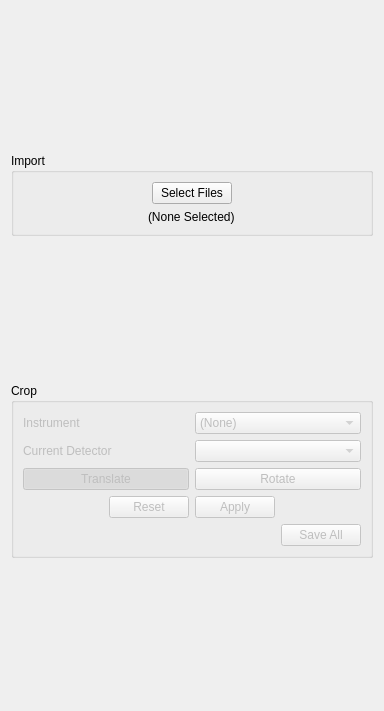
The window that hexrd/ui/resources/ui/import_data_panel.ui (HEXRD/hexrdgui) describes before a commit, drawn with Qt 5.
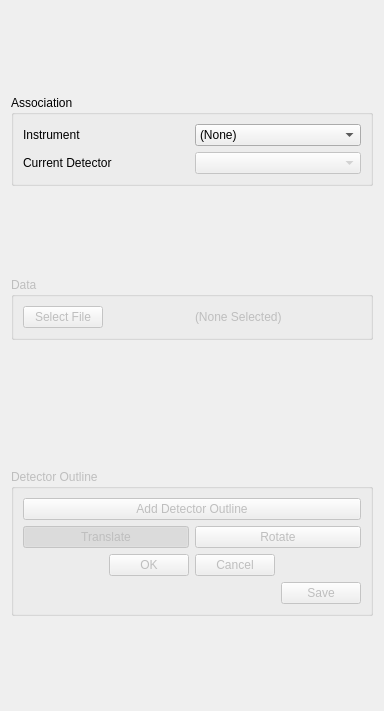
The same window after the commit.

Commit message:
Re-order the way images are loaded
Update the ui and organization of the code to reflect the path of options for
loading images: set instrument, set detector, load image, apply detector outline,
position outline, complete masking and cropping of raw image.

What changed in the file:
```diff
--- a/hexrd/ui/resources/ui/import_data_panel.ui
+++ b/hexrd/ui/resources/ui/import_data_panel.ui
@@ -30,84 +30,15 @@
    <item>
     <widget class="QGroupBox" name="import_group">
      <property name="title">
-      <string>Import</string>
+      <string>Association</string>
      </property>
-     <layout class="QVBoxLayout" name="verticalLayout_2">
-      <item>
-       <layout class="QHBoxLayout" name="horizontalLayout_6">
-        <item>
-         <spacer name="horizontalSpacer_5">
-          <property name="orientation">
-           <enum>Qt::Horizontal</enum>
-          </property>
-          <property name="sizeHint" stdset="0">
-           <size>
-            <width>40</width>
-            <height>20</height>
-           </size>
-          </property>
-         </spacer>
-        </item>
-        <item>
-         <widget class="QPushButton" name="load">
-          <property name="text">
-           <string>Select Files</string>
-          </property>
-         </widget>
-        </item>
-        <item>
-         <spacer name="horizontalSpacer_6">
-          <property name="orientation">
-           <enum>Qt::Horizontal</enum>
-          </property>
-          <property name="sizeHint" stdset="0">
-           <size>
-            <width>40</width>
-            <height>20</height>
-           </size>
-          </property>
-         </spacer>
-        </item>
-       </layout>
-      </item>
-      <item alignment="Qt::AlignHCenter">
-       <widget class="QLabel" name="files_label">
-        <property name="text">
-         <string>(None Selected)</string>
-        </property>
-        <property name="wordWrap">
-         <bool>true</bool>
-        </property>
-       </widget>
-      </item>
-     </layout>
-    </widget>
-   </item>
-   <item>
-    <spacer name="verticalSpacer">
-     <property name="orientation">
-      <enum>Qt::Vertical</enum>
-     </property>
-     <property name="sizeHint" stdset="0">
-      <size>
-       <width>20</width>
-       <height>123</height>
-      </size>
-     </property>
-    </spacer>
-   </item>
-   <item>
-    <widget class="QGroupBox" name="crop_group">
-     <property name="title">
-      <string>Crop</string>
-     </property>
-     <layout class="QVBoxLayout" name="verticalLayout">
+     <layout class="QVBoxLayout" name="verticalLayout_4">
       <item>
        <layout class="QHBoxLayout" name="horizontalLayout_7">
         <item>
          <widget class="QLabel" name="instrument_label">
           <property name="enabled">
-           <bool>false</bool>
+           <bool>true</bool>
           </property>
           <property name="text">
            <string>Instrument</string>
@@ -117,7 +48,7 @@
         <item>
          <widget class="QComboBox" name="instruments">
           <property name="enabled">
-           <bool>false</bool>
+           <bool>true</bool>
           </property>
           <property name="currentIndex">
            <number>3</number>
@@ -151,7 +82,7 @@
         <item>
          <widget class="QLabel" name="detector_label">
           <property name="enabled">
-           <bool>false</bool>
+           <bool>true</bool>
           </property>
           <property name="text">
            <string>Current Detector</string>
@@ -167,6 +98,84 @@
         </item>
        </layout>
       </item>
+     </layout>
+    </widget>
+   </item>
+   <item>
+    <spacer name="verticalSpacer_2">
+     <property name="orientation">
+      <enum>Qt::Vertical</enum>
+     </property>
+     <property name="sizeHint" stdset="0">
+      <size>
+       <width>20</width>
+       <height>40</height>
+      </size>
+     </property>
+    </spacer>
+   </item>
+   <item>
+    <widget class="QGroupBox" name="data">
+     <property name="enabled">
+      <bool>false</bool>
+     </property>
+     <property name="title">
+      <string>Data</string>
+     </property>
+     <layout class="QVBoxLayout" name="verticalLayout_2">
+      <item>
+       <layout class="QHBoxLayout" name="horizontalLayout_6">
+        <item alignment="Qt::AlignLeft">
+         <widget class="QPushButton" name="load">
+          <property name="text">
+           <string>Select File</string>
+          </property>
+         </widget>
+        </item>
+        <item>
+         <widget class="QLabel" name="files_label">
+          <property name="text">
+           <string>(None Selected)</string>
+          </property>
+          <property name="wordWrap">
+           <bool>true</bool>
+          </property>
+         </widget>
+        </item>
+       </layout>
+      </item>
+     </layout>
+    </widget>
+   </item>
+   <item>
+    <spacer name="verticalSpacer">
+     <property name="orientation">
+      <enum>Qt::Vertical</enum>
+     </property>
+     <property name="sizeHint" stdset="0">
+      <size>
+       <width>20</width>
+       <height>123</height>
+      </size>
+     </property>
+    </spacer>
+   </item>
+   <item>
+    <widget class="QGroupBox" name="outline">
+     <property name="enabled">
+      <bool>false</bool>
+     </property>
+     <property name="title">
+      <string>Detector Outline</string>
+     </property>
+     <layout class="QVBoxLayout" name="verticalLayout">
+      <item>
+       <widget class="QPushButton" name="add_template">
+        <property name="text">
+         <string>Add Detector Outline</string>
+        </property>
+       </widget>
+      </item>
       <item>
        <layout class="QHBoxLayout" name="horizontalLayout_9">
         <item>
@@ -215,7 +224,7 @@
          <bool>false</bool>
         </property>
         <property name="standardButtons">
-         <set>QDialogButtonBox::Apply|QDialogButtonBox::Reset</set>
+         <set>QDialogButtonBox::Cancel|QDialogButtonBox::Ok</set>
         </property>
         <property name="centerButtons">
          <bool>true</bool>
@@ -228,7 +237,7 @@
          <bool>false</bool>
         </property>
         <property name="standardButtons">
-         <set>QDialogButtonBox::SaveAll</set>
+         <set>QDialogButtonBox::Save</set>
         </property>
        </widget>
       </item>
```
Left out of the diff: 4 changed lines with no effect on the pictures. The commit also changes 1 other file.
